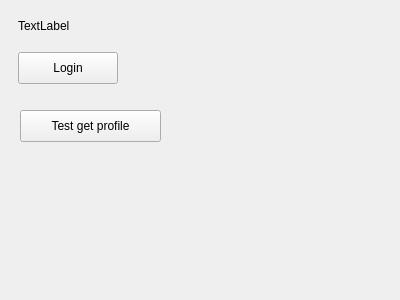
Above: settingwindow.ui from b123400/tootrain-qt before the change. Below: the same form after it.
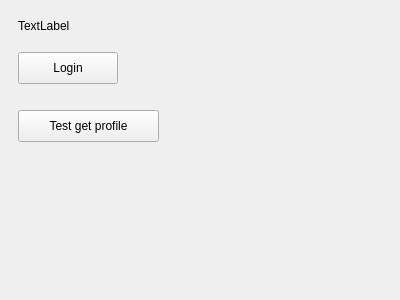
That is the form after the change.

Commit message: Hide menu bar on windows

What changed in the file:
```diff
--- a/settingwindow.ui
+++ b/settingwindow.ui
@@ -42,7 +42,7 @@
   <widget class="QPushButton" name="testButton">
    <property name="geometry">
     <rect>
-     <x>20</x>
+     <x>18</x>
      <y>110</y>
      <width>141</width>
      <height>32</height>
```
The commit also changes 1 other file.
